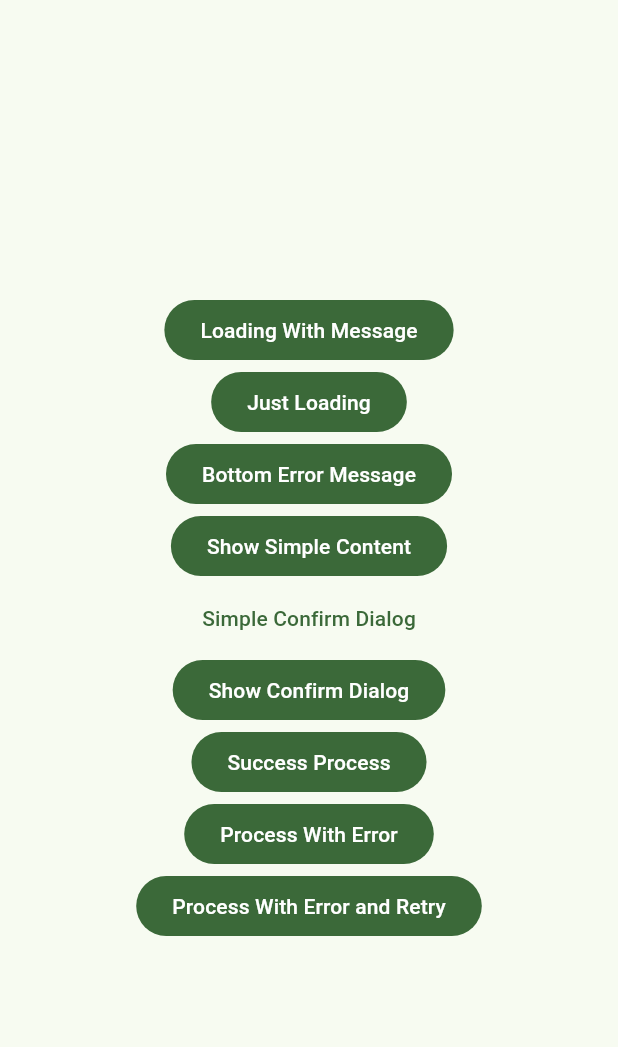
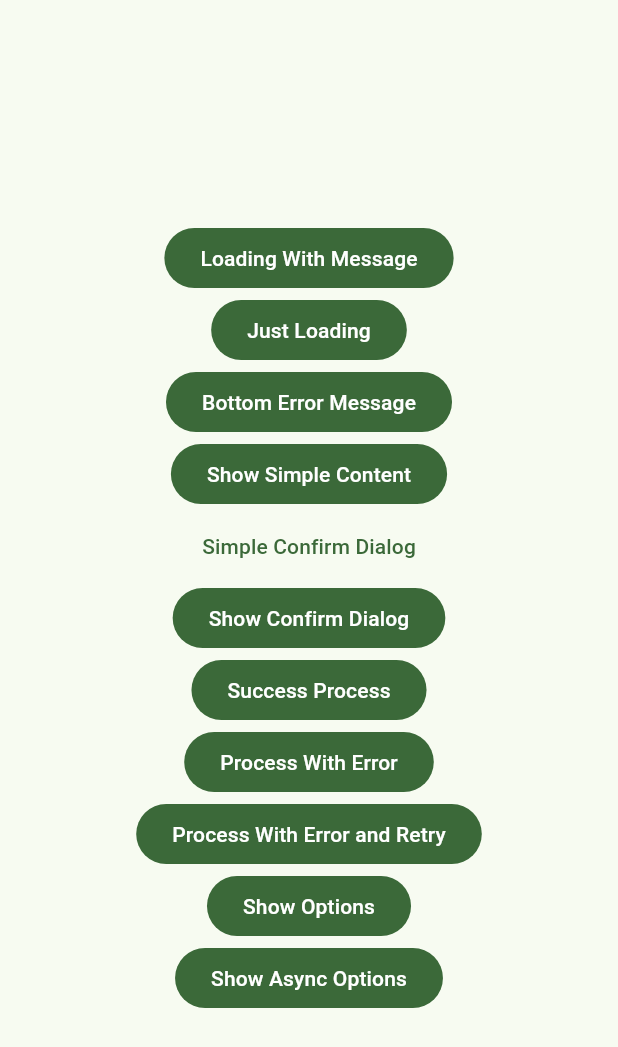
Before and after one commit to user0608/kdialogs, a Flutter app: the screen it shows after launch, on a phone screen of 412 x 824 dp. Shown: the top 1047 px of the screen. Run offline on Flutter 3.47's test engine with Material 2 defaults, Android fonts, the phone set to English and light mode, and no system bars.

Commit message:
feat: add options dialogs and refactor

```diff
--- a/example/lib/main.dart
+++ b/example/lib/main.dart
@@ -37,7 +37,7 @@ class HomePage extends StatelessWidget {
             children: [
               FilledButton(
                 onPressed: () async {
-                  final close = await showKLoadingIndicatorWithMessage(context);
+                  final close = await showKDialogWithLoadingMessage(context);
                   await Future.delayed(const Duration(seconds: 2));
                   close();
                 },
@@ -45,7 +45,7 @@ class HomePage extends StatelessWidget {
               ),
               FilledButton(
                 onPressed: () async {
-                  final close = await showKLoadingIndicator(context);
+                  final close = await showKDialogWithLoadingIndicator(context);
                   await Future.delayed(const Duration(seconds: 2));
                   close();
                 },
@@ -53,7 +53,7 @@ class HomePage extends StatelessWidget {
               ),
               FilledButton(
                 onPressed: () async {
-                  await showKBottomErrorMessage(context, message: "This is an error message", retryable: true);
+                  await showBottomAlertKDialog(context, message: "This is an error message", retryable: true);
                 },
                 child: const Text("Bottom Error Message"),
               ),
@@ -80,19 +80,19 @@ class HomePage extends StatelessWidget {
               ),
               TextButton(
                 onPressed: () async {
-                  final _ = await showKDialogConfirm(context, message: "Are you sure?");
+                  final _ = await showConfirmationKDialog(context, message: "Are you sure?");
                 },
                 child: const Text("Simple Confirm Dialog"),
               ),
               FilledButton(
                 onPressed: () async {
-                  final _ = await showKDialogConfirm(context, title: "Confirm Message");
+                  final _ = await showConfirmationKDialog(context, title: "Confirm Message");
                 },
                 child: const Text("Show Confirm Dialog"),
               ),
               FilledButton(
                 onPressed: () async {
-                  final _ = await showKDialogProcessing<String>(
+                  final _ = await showAsyncProgressKDialog<String>(
                     context,
                     doProcess: () async {
                       await Future.delayed(const Duration(seconds: 2));
@@ -105,7 +105,7 @@ class HomePage extends StatelessWidget {
               ),
               FilledButton(
                 onPressed: () async {
-                  final _ = await showKDialogProcessing<String>(
+                  final _ = await showAsyncProgressKDialog<String>(
                     context,
                     doProcess: () async {
                       await Future.delayed(const Duration(seconds: 2));
@@ -118,7 +118,7 @@ class HomePage extends StatelessWidget {
               ),
               FilledButton(
                 onPressed: () async {
-                  final _ = await showKDialogProcessing<String>(
+                  final _ = await showAsyncProgressKDialog<String>(
                     context,
                     doProcess: () async {
                       await Future.delayed(const Duration(seconds: 2));
@@ -132,6 +132,33 @@ class HomePage extends StatelessWidget {
                 },
                 child: const Text("Process With Error and Retry"),
               ),
+              FilledButton(
+                onPressed: () async {
+                  final _ = await showBasicOptionsKDialog(
+                    context,
+                    allowMultipleSelection: true,
+                    searchInput: true,
+                    title: 'List Options',
+                    options: getOptions(),
+                  );
+                },
+                child: const Text("Show Options"),
+              ),
+              FilledButton(
+                onPressed: () async {
+                  final _ = await showAsyncOptionsDialog(
+                    context,
+                    allowMultipleSelection: true,
+                    searchInput: true,
+                    getOptions: () async {
+                      final options = getOptions();
+                      await Future.delayed(const Duration(seconds: 1));
+                      return options;
+                    }(),
+                  );
+                },
+                child: const Text("Show Async Options"),
+              ),
             ],
           ),
         ),
@@ -139,3 +166,28 @@ class HomePage extends StatelessWidget {
     );
   }
 }
+
+Set<String> getOptions() => {
+      "Opcion 1",
+      "Opcion 2",
+      "Opcion 3",
+      "Opcion 4",
+      "Opcion 5",
+      "Opcion 6",
+      "Opcion 7",
+      "Opcion 8",
+      "Opcion 9",
+      "Opcion 10",
+      "Opcion 11",
+      "Opcion 12",
+      "Opcion 13",
+      "Opcion 14",
+      "Opcion 15",
+      "Opcion 16",
+      "Opcion 17",
+      "Opcion 18",
+      "Opcion 19",
+      "Opcion 20",
+      "Opcion 21",
+      "Opcion 22",
+    };
--- a/lib/kdialogs.dart
+++ b/lib/kdialogs.dart
@@ -1,7 +1,9 @@
 library kdialogs;
 
-export 'src/show_kbottom_error.dart';
-export 'src/show_kdialog_confirm.dart';
+export 'src/show_bottom_alert.dart';
+export 'src/show_confirmation.dart';
 export 'src/show_kdialog_content.dart';
-export 'src/show_kloading_indicator.dart';
-export 'src/show_kdialog_processing.dart';
+export 'src/show_loadings.dart';
+export 'src/show_async_progress.dart';
+export 'src/show_basic_options.dart';
+export 'src/show_async_options.dart';
--- a/lib/src/show_kbottom_error.dart
+++ b/lib/src/show_bottom_alert.dart
@@ -1,8 +1,9 @@
 import 'package:flutter/material.dart';
 
-/// The showKBottomErrorMessage function returns true if the "Retry Operation" option is selected
+/// The showBottomAlertKDialog function returns true if the "Retry Operation" option is selected
 /// and false in all other cases.
-Future<bool> showKBottomErrorMessage(
+///
+Future<bool> showBottomAlertKDialog(
   BuildContext context, {
   String title = "Error, Something was wrong...",
   required String message,
--- a/lib/src/show_kdialog_confirm.dart
+++ b/lib/src/show_confirmation.dart
@@ -1,6 +1,6 @@
 import 'package:flutter/material.dart';
 
-Future<bool> showKDialogConfirm(
+Future<bool> showConfirmationKDialog(
   BuildContext context, {
   String? title,
   String message = "Before proceeding, Please confirm this action.",
--- a/lib/src/show_kloading_indicator.dart
+++ b/lib/src/show_loadings.dart
@@ -1,7 +1,7 @@
 import 'package:flutter/material.dart';
 
 /// returns a function with which we can finish the loading process.
-Future<void Function()> showKLoadingIndicatorWithMessage(
+Future<void Function()> showKDialogWithLoadingMessage(
   BuildContext context, {
   String message = "Loading Please Wait...",
   TextStyle? textStyle,
@@ -47,7 +47,7 @@ Future<void Function()> showKLoadingIndicatorWithMessage(
   return clouser ?? () => {};
 }
 
-Future<void Function()> showKLoadingIndicator(BuildContext context) async {
+Future<void Function()> showKDialogWithLoadingIndicator(BuildContext context) async {
   void Function()? clouser;
   showDialog(
     context: context,
--- a/pubspec.yaml
+++ b/pubspec.yaml
@@ -1,6 +1,6 @@
 name: kdialogs
 description: Implementation of common dialogs in Flutter projects, useful for accelerating development.
-version: 0.0.2
+version: 0.0.3
 homepage: https://ksaucedo.com/pacages/kdialogs
 repository: https://github.com/user0608/kdialogs
 
```
Also changed, not shown: lib/src/show_async_options.dart (added, +25 -0 lines), lib/src/show_async_progress.dart (renamed from lib/src/show_kdialog_processing.dart, +9 -9 lines), lib/src/show_basic_options.dart (added, +154 -0 lines), 2 other files.
